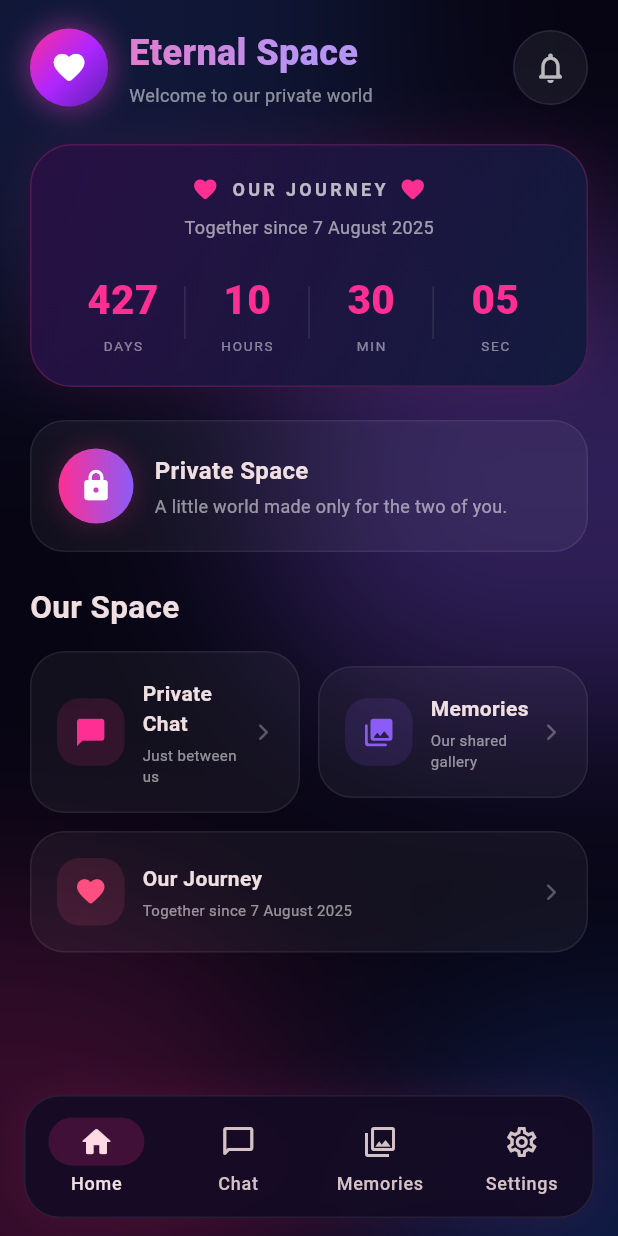
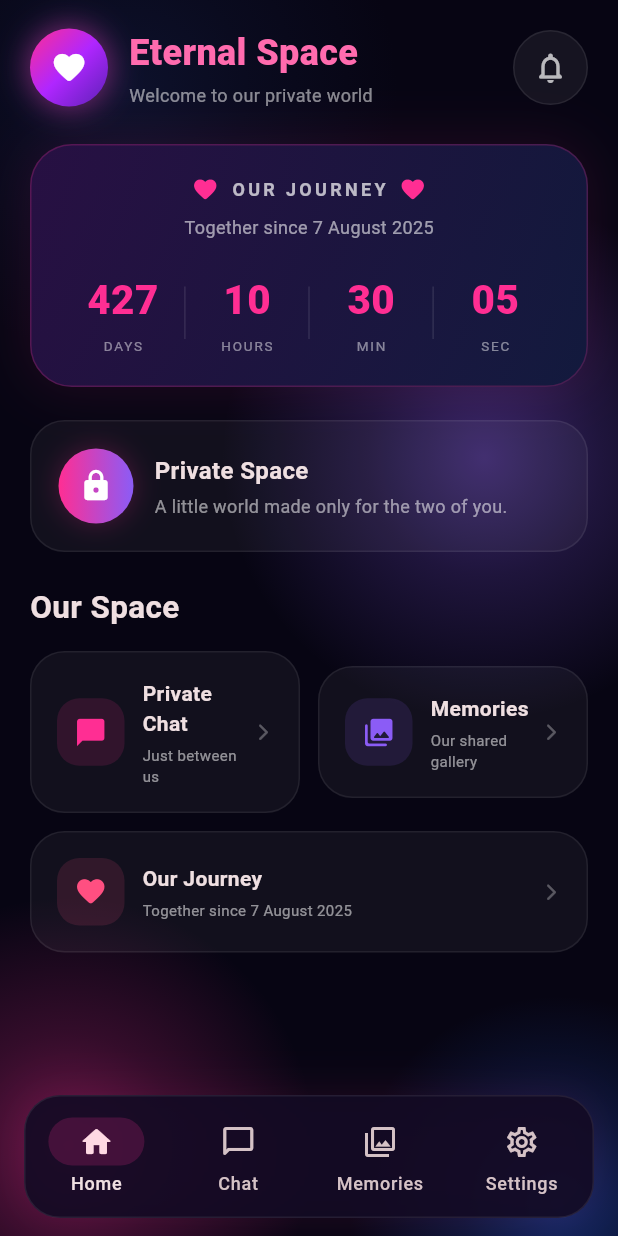
Before and after one commit to just4labi-coder/our-private-space, a Flutter app: the screen it shows after launch, on a phone screen of 412 x 824 dp. Run offline on Flutter 3.47's test engine with Material 3 defaults, Android fonts, the phone set to English and light mode, and no system bars; Roboto replaces fonts that are missing (sans).

Commit message:
Update main.dart

```diff
--- a/lib/main.dart
+++ b/lib/main.dart
@@ -1,5 +1,4 @@
 import 'dart:async';
-import 'dart:ui';
 
 import 'package:flutter/material.dart';
 
@@ -19,34 +18,33 @@ class EternalSpaceApp extends StatelessWidget {
       theme: ThemeData(
         brightness: Brightness.dark,
         useMaterial3: true,
-        scaffoldBackgroundColor: const Color(0xFF070513),
+        scaffoldBackgroundColor: darkBg,
         colorScheme: ColorScheme.fromSeed(
-          seedColor: const Color(0xFFFF2E93),
+          seedColor: pink,
           brightness: Brightness.dark,
         ).copyWith(
-          primary: const Color(0xFFFF2E93),
-          secondary: const Color(0xFF8B5CF6),
+          primary: pink,
+          secondary: violet,
           surface: const Color(0xFF100A20),
         ),
-        fontFamily: 'sans',
       ),
       home: const SplashScreen(),
     );
   }
 }
 
-// ============================================================
+// =========================
 // COLORS
-// ============================================================
+// =========================
 
 const Color pink = Color(0xFFFF2E93);
 const Color violet = Color(0xFF8B5CF6);
 const Color deepBlue = Color(0xFF172554);
 const Color darkBg = Color(0xFF070513);
 
-// ============================================================
+// =========================
 // SPLASH SCREEN
-// ============================================================
+// =========================
 
 class SplashScreen extends StatefulWidget {
   const SplashScreen({super.key});
@@ -57,9 +55,9 @@ class SplashScreen extends StatefulWidget {
 
 class _SplashScreenState extends State<SplashScreen>
     with SingleTickerProviderStateMixin {
-  late AnimationController _controller;
-  late Animation<double> _scaleAnimation;
-  late Animation<double> _fadeAnimation;
+  late final AnimationController _controller;
+  late final Animation<double> _scaleAnimation;
+  late final Animation<double> _fadeAnimation;
 
   @override
   void initState() {
@@ -82,7 +80,7 @@ class _SplashScreenState extends State<SplashScreen>
 
     _controller.forward();
 
-    Timer(const Duration(milliseconds: 2400), () {
+    Future.delayed(const Duration(milliseconds: 2400), () {
       if (!mounted) return;
 
       Navigator.of(context).pushReplacement(
@@ -105,7 +103,6 @@ class _SplashScreenState extends State<SplashScreen>
       body: Stack(
         children: [
           const AnimatedBackground(),
-
           Center(
             child: FadeTransition(
               opacity: _fadeAnimation,
@@ -153,9 +150,9 @@ class _SplashScreenState extends State<SplashScreen>
   }
 }
 
-// ============================================================
+// =========================
 // MAIN SCREEN
-// ============================================================
+// =========================
 
 class MainScreen extends StatefulWidget {
   const MainScreen({super.key});
@@ -181,7 +178,6 @@ class _MainScreenState extends State<MainScreen> {
       body: Stack(
         children: [
           const AnimatedBackground(),
-
           SafeArea(
             bottom: false,
             child: IndexedStack(
@@ -247,9 +243,9 @@ class _MainScreenState extends State<MainScreen> {
   }
 }
 
-// ============================================================
+// =========================
 // HOME PAGE
-// ============================================================
+// =========================
 
 class HomePage extends StatefulWidget {
   const HomePage({super.key});
@@ -261,7 +257,7 @@ class HomePage extends StatefulWidget {
 class _HomePageState extends State<HomePage> {
   Timer? _timer;
 
-  DateTime _startDate = DateTime(2025, 8, 7);
+  final DateTime _startDate = DateTime(2025, 8, 7);
 
   Duration _duration = Duration.zero;
 
@@ -281,13 +277,14 @@ class _HomePageState extends State<HomePage> {
     if (!mounted) return;
 
     final now = DateTime.now();
+    var difference = now.difference(_startDate);
+
+    if (difference.isNegative) {
+      difference = Duration.zero;
+    }
 
     setState(() {
-      _duration = now.difference(_startDate);
-
-      if (_duration.isNegative) {
-        _duration = Duration.zero;
-      }
+      _duration = difference;
     });
   }
 
@@ -403,20 +400,12 @@ class _HomePageState extends State<HomePage> {
           child: Column(
             crossAxisAlignment: CrossAxisAlignment.start,
             children: [
-              Text(
+              const Text(
                 'Eternal Space',
                 style: TextStyle(
                   fontSize: 24,
                   fontWeight: FontWeight.w800,
-                  foreground: Paint()
-                    ..shader = const LinearGradient(
-                      colors: [
-                        Color(0xFFFF6BAE),
-                        Color(0xFFB794F4),
-                      ],
-                    ).createShader(
-                      const Rect.fromLTWH(0, 0, 200, 40),
-                    ),
+                  color: Color(0xFFFF6BAE),
                 ),
               ),
               const SizedBox(height: 3),
@@ -486,7 +475,7 @@ class _HomePageState extends State<HomePage> {
           Row(
             mainAxisAlignment: MainAxisAlignment.center,
             children: [
-              Icon(
+              const Icon(
                 Icons.favorite_rounded,
                 color: pink,
                 size: 18,
@@ -502,7 +491,7 @@ class _HomePageState extends State<HomePage> {
                 ),
               ),
               const SizedBox(width: 8),
-              Icon(
+              const Icon(
                 Icons.favorite_rounded,
                 color: pink,
                 size: 18,
@@ -630,7 +619,9 @@ class _HomePageState extends State<HomePage> {
               size: 23,
             ),
           ),
+
           const SizedBox(width: 14),
+
           const Expanded(
             child: Column(
               crossAxisAlignment: CrossAxisAlignment.start,
@@ -693,7 +684,9 @@ class _HomePageState extends State<HomePage> {
                 size: 22,
               ),
             ),
+
             const SizedBox(width: 12),
+
             Expanded(
               child: Column(
                 crossAxisAlignment: CrossAxisAlignment.start,
@@ -716,6 +709,7 @@ class _HomePageState extends State<HomePage> {
                 ],
               ),
             ),
+
             const Icon(
               Icons.arrow_forward_ios_rounded,
               size: 13,
@@ -728,9 +722,9 @@ class _HomePageState extends State<HomePage> {
   }
 }
 
-// ============================================================
+// =========================
 // CHAT PAGE
-// ============================================================
+// =========================
 
 class ChatPage extends StatefulWidget {
   const ChatPage({super.key});
@@ -789,9 +783,7 @@ class _ChatPageState extends State<ChatPage> {
             physics: const BouncingScrollPhysics(),
             itemCount: _messages.length,
             itemBuilder: (context, index) {
-              final message = _messages[index];
-
-              return _messageBubble(message);
+              return _messageBubble(_messages[index]);
             },
           ),
         ),
@@ -814,7 +806,9 @@ class _ChatPageState extends State<ChatPage> {
               color: pink,
             ),
           ),
+
           const SizedBox(width: 12),
+
           const Expanded(
             child: Column(
               crossAxisAlignment: CrossAxisAlignment.start,
@@ -837,6 +831,7 @@ class _ChatPageState extends State<ChatPage> {
               ],
             ),
           ),
+
           IconButton(
             onPressed: () {
               _showProfileDialog(context);
@@ -917,6 +912,7 @@ class _ChatPageState extends State<ChatPage> {
               color: violet,
             ),
           ),
+
           Expanded(
             child: TextField(
               controller: _messageController,
@@ -941,7 +937,9 @@ class _ChatPageState extends State<ChatPage> {
               ),
             ),
           ),
+
           const SizedBox(width: 7),
+
           Container(
             decoration: const BoxDecoration(
               shape: BoxShape.circle,
@@ -989,7 +987,9 @@ class _ChatPageState extends State<ChatPage> {
                     fontWeight: FontWeight.w700,
                   ),
                 ),
+
                 const SizedBox(height: 22),
+
                 const CircleAvatar(
                   radius: 42,
                   backgroundColor: Color(0x332E1A4F),
@@ -999,22 +999,25 @@ class _ChatPageState extends State<ChatPage> {
                     color: violet,
                   ),
                 ),
+
                 const SizedBox(height: 15),
+
                 const Text(
                   'Profile picture & name',
                   style: TextStyle(
                     color: Colors.white70,
                   ),
                 ),
+
                 const SizedBox(height: 20),
+
                 SizedBox(
                   width: double.infinity,
                   child: ElevatedButton.icon(
                     onPressed: () {
                       Navigator.pop(context);
 
-                      ScaffoldMessenger.of(this.context)
-                          .showSnackBar(
+                      ScaffoldMessenger.of(this.context).showSnackBar(
                         const SnackBar(
                           content: Text(
                             'Gallery picker will be connected in the next step.',
@@ -1022,8 +1025,12 @@ class _ChatPageState extends State<ChatPage> {
                         ),
                       );
                     },
-                    icon: const Icon(Icons.photo_library_rounded),
-                    label: const Text('Choose Profile Picture'),
+                    icon: const Icon(
+                      Icons.photo_library_rounded,
+                    ),
+                    label: const Text(
+                      'Choose Profile Picture',
+                    ),
                   ),
                 ),
               ],
@@ -1035,9 +1042,9 @@ class _ChatPageState extends State<ChatPage> {
   }
 }
 
-// ============================================================
+// =========================
 // GALLERY PAGE
-// ============================================================
+// =========================
 
 class GalleryPage extends StatefulWidget {
   const GalleryPage({super.key});
@@ -1128,6 +1135,7 @@ class _GalleryPageState extends State<GalleryPage> {
                   ],
                 ),
               ),
+
               Container(
                 decoration: BoxDecoration(
                   color: pink.withOpacity(0.12),
@@ -1212,7 +1220,9 @@ class _GalleryPageState extends State<GalleryPage> {
                 size: 31,
               ),
             ),
+
             const SizedBox(height: 14),
+
             const Text(
               'Add Photos & Videos',
               style: TextStyle(
@@ -1220,7 +1230,9 @@ class _GalleryPageState extends State<GalleryPage> {
                 fontSize: 16,
               ),
             ),
+
             const SizedBox(height: 5),
+
             const Text(
               'Shared with your partner when Firebase sync is enabled',
               textAlign: TextAlign.center,
@@ -1252,7 +1264,7 @@ class _GalleryPageState extends State<GalleryPage> {
             width: 47,
             height: 47,
             decoration: BoxDecoration(
-              color: const Color(0xFF8B5CF6).withOpacity(0.13),
+              color: violet.withOpacity(0.13),
               borderRadius: BorderRadius.circular(14),
             ),
             child: const Icon(
@@ -1260,7 +1272,9 @@ class _GalleryPageState extends State<GalleryPage> {
               color: violet,
             ),
           ),
+
           const SizedBox(width: 13),
+
           Expanded(
             child: Text(
               name,
@@ -1269,6 +1283,7 @@ class _GalleryPageState extends State<GalleryPage> {
               ),
             ),
           ),
+
           const Icon(
             Icons.chevron_right_rounded,
             color: Colors.white38,
@@ -1279,9 +1294,9 @@ class _GalleryPageState extends State<GalleryPage> {
   }
 }
 
-// ============================================================
+// =========================
 // SETTINGS PAGE
-// ============================================================
+// =========================
 
 class SettingsPage extends StatelessWidget {
   const SettingsPage({super.key});
@@ -1300,7 +1315,9 @@ class SettingsPage extends StatelessWidget {
               fontWeight: FontWeight.w800,
             ),
           ),
+
           const SizedBox(height: 5),
+
           const Text(
             'Make your private space yours.',
             style: TextStyle(
@@ -1395,7 +1412,9 @@ class SettingsPage extends StatelessWidget {
             fontWeight: FontWeight.w600,
           ),
         ),
+
         const SizedBox(height: 10),
+
         Container(
           decoration: BoxDecoration(
             borderRadius: BorderRadius.circular(23),
@@ -1470,9 +1489,14 @@ class SettingsPage extends StatelessWidget {
   }
 }
 
-// ============================================================
+// =========================
 // ANIMATED BACKGROUND
-// ============================================================
+// =========================
+//
+// এখানে BackdropFilter/blur ব্যবহার করা হয়নি।
+// তার বদলে RadialGradient glow ব্যবহার করা হয়েছে,
+// যাতে rendering আরও simple ও safe থাকে.
+//
 
 class AnimatedBackground extends StatefulWidget {
   const AnimatedBackground({super.key});
@@ -1484,7 +1508,7 @@ class AnimatedBackground extends StatefulWidget {
 
 class _AnimatedBackgroundState extends State<AnimatedBackground>
     with SingleTickerProviderStateMixin {
-  late AnimationController _controller;
+  late final AnimationController _controller;
 
   @override
   void initState() {
@@ -1512,53 +1536,43 @@ class _AnimatedBackgroundState extends State<AnimatedBackground>
         return Stack(
           fit: StackFit.expand,
           children: [
-            Container(
+            const ColoredBox(
               color: darkBg,
             ),
 
             Positioned(
-              left: -120 + (value * 100),
-              top: -100,
+              left: -150 + (value * 120),
+              top: -120,
+              child: _glowOrb(
+                size: 360,
+                color: deepBlue,
+              ),
+            ),
+
+            Positioned(
+              right: -150 + (value * 140),
+              top: 130,
+              child: _glowOrb(
+                size: 350,
+                color: violet,
+              ),
+            ),
+
+            Positioned(
+              left: -120,
+              bottom: -150 + (value * 100),
               child: _glowOrb(
                 size: 330,
-                color: deepBlue.withOpacity(0.55),
+                color: pink,
               ),
             ),
 
             Positioned(
-              right: -130 + (value * 120),
-              top: 160,
+              right: -100,
+              bottom: -120,
               child: _glowOrb(
-                size: 320,
-                color: violet.withOpacity(0.30),
-              ),
-            ),
-
-            Positioned(
-              left: -100,
-              bottom: -120 + (value * 90),
-              child: _glowOrb(
-                size: 300,
-                color: pink.withOpacity(0.18),
-              ),
-            ),
-
-            Positioned(
-              right: -80,
-              bottom: -90,
-              child: _glowOrb(
-                size: 240,
-                color: const Color(0xFF2563EB).withOpacity(0.22),
-              ),
-            ),
-
-            BackdropFilter(
-              filter: ImageFilter.blur(
-                sigmaX: 65,
-                sigmaY: 65,
-              ),
-              child: Container(
-                color: Colors.transparent,
+                size: 280,
+                color: const Color(0xFF2563EB),
               ),
             ),
           ],
@@ -1576,15 +1590,26 @@ class _AnimatedBackgroundState extends State<AnimatedBackground>
       height: size,
       decoration: BoxDecoration(
         shape: BoxShape.circle,
-        color: color,
+        gradient: RadialGradient(
+          colors: [
+            color.withOpacity(0.38),
+            color.withOpacity(0.18),
+            color.withOpacity(0.0),
+          ],
+          stops: const [
+            0.0,
+            0.45,
+            1.0,
+          ],
+        ),
       ),
     );
   }
 }
 
-// ============================================================
+// =========================
 // APP LOGO
-// ============================================================
+// =========================
 
 class AppLogo extends StatelessWidget {
   final double size;
@@ -1631,9 +1656,9 @@ class AppLogo extends StatelessWidget {
   }
 }
 
-// ============================================================
+// =========================
 // CHAT MODEL
-// ============================================================
+// =========================
 
 class ChatMessage {
   final String text;
```
